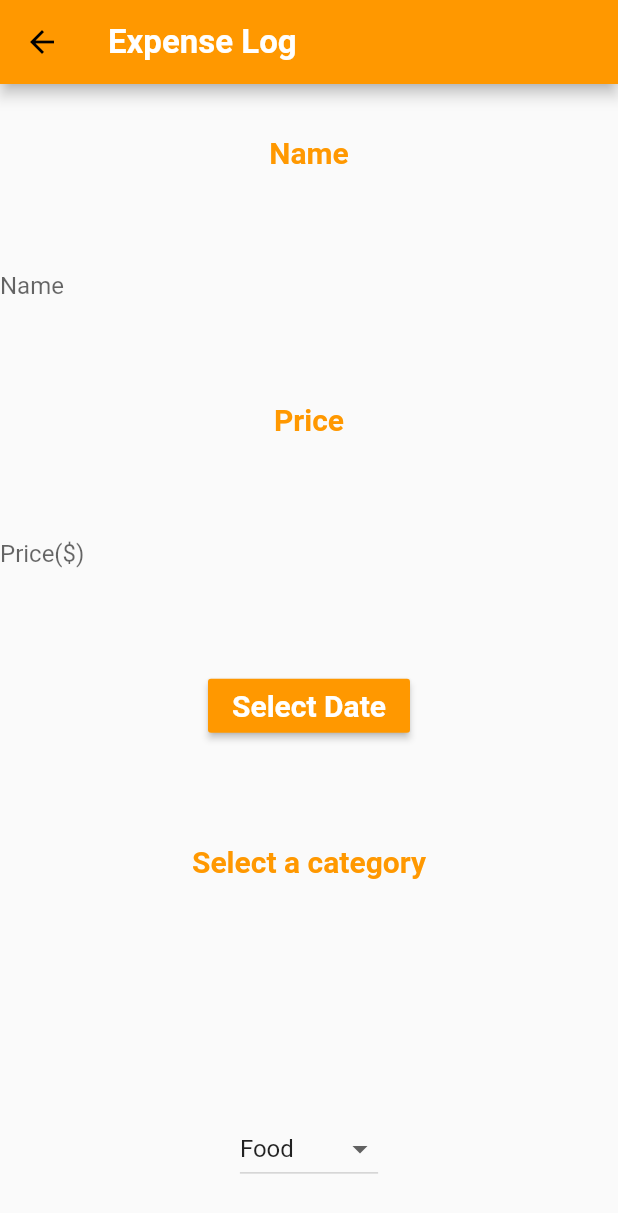
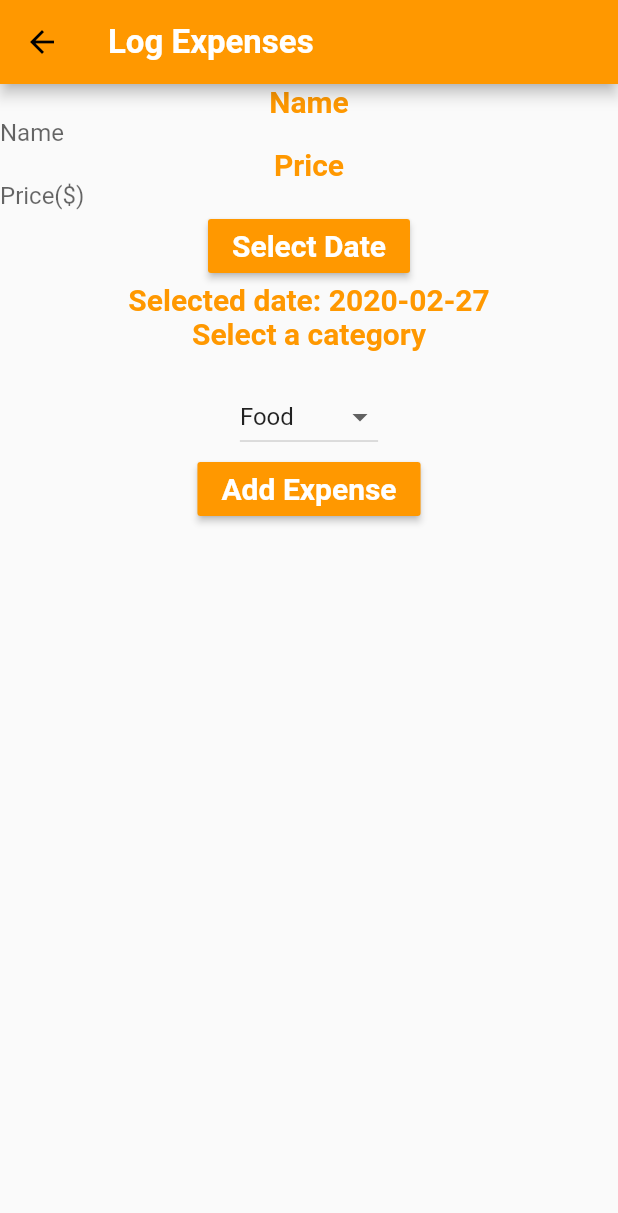
Before and after one commit to praneetnadella/Finance4Kids, a Flutter app: the NewTask screen opened directly, on a phone screen of 412 x 824 dp. Shown: the top 1213 px of the screen. Run offline on Flutter 3.47's test engine with Material 2 defaults, Android fonts, the phone set to English and light mode, and no system bars; our stand-ins replace cloud_firestore, firebase_auth, toast; accounts and stored records are empty.

Commit message:
User input

```diff
--- a/lib/newtask.dart
+++ b/lib/newtask.dart
@@ -1,4 +1,5 @@
 import 'package:flutter/material.dart';
+import 'package:toast/toast.dart';
 
 class NewTask extends StatefulWidget {
   @override
@@ -6,13 +7,19 @@ class NewTask extends StatefulWidget {
 }
 
 class _NewTaskState extends State<NewTask> {
+  List<String> entries = [];
+
+  String entry;
+
   String name = '';
-  TextEditingController namectrl = new TextEditingController();
+  TextEditingController namectrl = TextEditingController();
+
   String price = '';
-  TextEditingController pricectrl = new TextEditingController();
+  TextEditingController pricectrl = TextEditingController();
 
-  String date;
   DateTime _date = DateTime.now();
+  String  date;
+
   Future<Null> selectDate(BuildContext ctx) async {
     final DateTime picked = await showDatePicker(
         context: ctx,
@@ -23,7 +30,7 @@ class _NewTaskState extends State<NewTask> {
     if (picked != null && picked != _date) {
       setState(() {
         _date = picked;
-        date = _date.toString();
+        date = _date.toString().substring(0,10);
       });
     }
   }
@@ -43,6 +50,7 @@ class _NewTaskState extends State<NewTask> {
   void initState() {
     _dropDownItems = buildDropdownMenuItems(_categories);
     category = _dropDownItems[0].value;
+    date = _date.toString().substring(0,10);
     super.initState();
   }
 
@@ -61,17 +69,28 @@ class _NewTaskState extends State<NewTask> {
     });
   }
 
+  addExpense() {
+    setState(() {
+      entry = name + "," + price + "," + date + "," + category;
+      print(entry);
+      entries.add(entry);
+      Toast.show("Expense Added", context, duration: Toast.LENGTH_SHORT, gravity:  Toast.BOTTOM);
+      namectrl.clear();
+      pricectrl.clear();
+    });
+  }
+
   @override
   Widget build(BuildContext context) {
     return Scaffold(
       appBar: AppBar(
         title: Text(
-          "Expense Log",
+          "Log Expenses",
           style: TextStyle(
               color: Colors.white, fontWeight: FontWeight.bold, fontSize: 22),
         ),
       ),
-      body: Container(
+      body: SingleChildScrollView(
         child: Column(
           mainAxisAlignment:
           MainAxisAlignment.spaceAround,
@@ -91,11 +110,6 @@ class _NewTaskState extends State<NewTask> {
                   name = text;
                 });
               },
-              onSubmitted: (String text) {
-                setState(() {
-                  namectrl.dispose();
-                });
-              },
             ),
             Text(
               "Price",
@@ -112,11 +126,6 @@ class _NewTaskState extends State<NewTask> {
                   price = text;
                 });
               },
-              onSubmitted: (String text) {
-                setState(() {
-                  pricectrl.clear();
-                });
-              },
             ),
             RaisedButton(
               color: Colors.orange,
@@ -131,6 +140,11 @@ class _NewTaskState extends State<NewTask> {
                 selectDate(context);
               },
             ),
+            Text("Selected date: " + date, style: TextStyle(
+                  color: Colors.orange,
+                  fontWeight: FontWeight.bold,
+                  fontSize: 20),
+            ),
             Text(
               "Select a category",
               style: TextStyle(
@@ -143,7 +157,20 @@ class _NewTaskState extends State<NewTask> {
               value: category,
               items: _dropDownItems,
               onChanged: onChangeDropdown,
-            )
+            ),
+            RaisedButton(
+              color: Colors.orange,
+              child: Text(
+                "Add Expense",
+                style: TextStyle(
+                    color: Colors.white,
+                    fontWeight: FontWeight.bold,
+                    fontSize: 20),
+              ),
+              onPressed: () {
+                addExpense();
+              },
+            ),
           ],
         ),
       ),
--- a/pubspec.yaml
+++ b/pubspec.yaml
@@ -25,6 +25,7 @@ dependencies:
   firebase_analytics: ^5.0.11
   firebase_auth: ^0.15.4
   cloud_firestore: ^0.13.3
+  toast: ^0.1.5
 
   # The following adds the Cupertino Icons font to your application.
   # Use with the CupertinoIcons class for iOS style icons.
```
Also changed, not shown: pubspec.lock.
